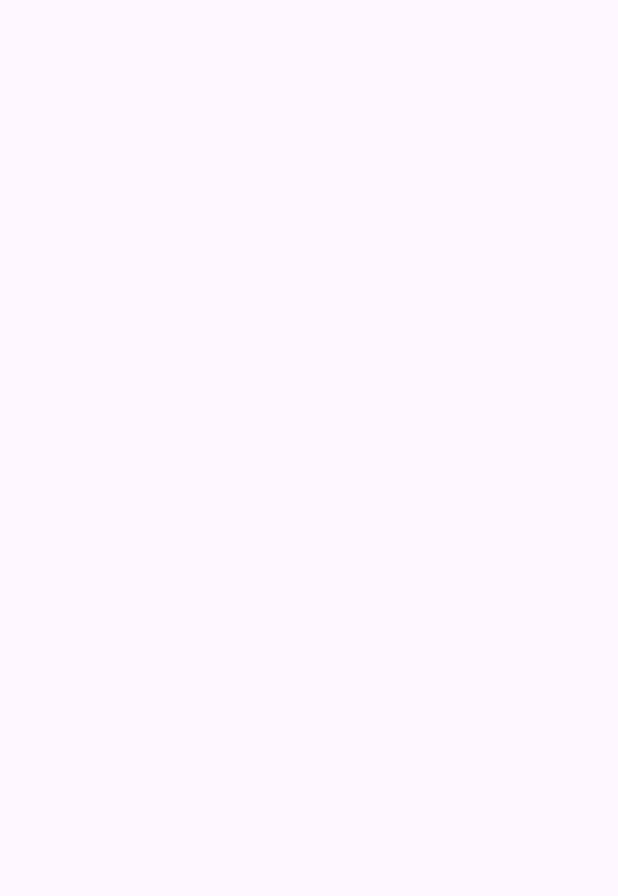
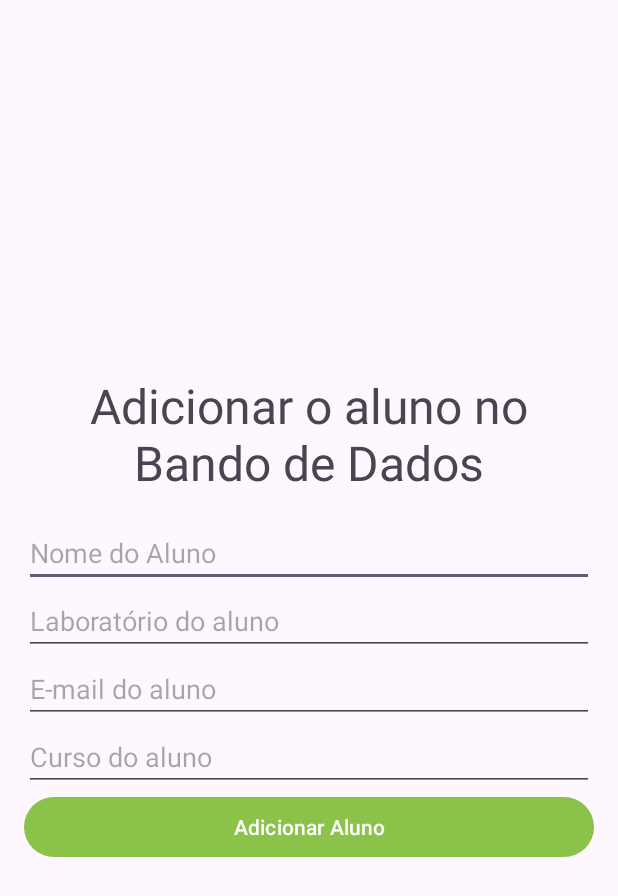
Before and after one commit to LourdesOshiroIgarashi/programacao-para-dispositivos-moveis, an Android app: the AdicionarAluno screen opened directly, with no data from a screen before it, on a phone screen of 412 x 824 dp. Before the commit the part shown is empty. Shown: the top 896 px of the screen. Run offline under Robolectric (Android 15) with nearby library versions, the phone set to English and light mode, and no system bars.

Commit message:
feat(aluno): adicionando recursos de navegação para as atividades de adicionar aluno e visualizar aluno

```diff
--- a/app/src/main/res/layout/activity_adicionar_aluno.xml
+++ b/app/src/main/res/layout/activity_adicionar_aluno.xml
@@ -1,9 +1,40 @@
 <?xml version="1.0" encoding="utf-8"?>
-<androidx.constraintlayout.widget.ConstraintLayout xmlns:android="http://schemas.android.com/apk/res/android"
+<LinearLayout xmlns:android="http://schemas.android.com/apk/res/android"
     xmlns:app="http://schemas.android.com/apk/res-auto"
     xmlns:tools="http://schemas.android.com/tools"
     android:layout_width="match_parent"
     android:layout_height="match_parent"
-    tools:context=".view.AdicionarAluno">
+    tools:context=".view.AdicionarAluno"
+    android:orientation="vertical"
+    android:gravity="center"
+    android:padding="16dp">
+    <TextView
+        android:gravity="center"
+        android:layout_width="wrap_content"
+        android:layout_height="wrap_content"
+        android:text="Adicionar o aluno no Bando de Dados"
+        android:textSize="32sp"/>
+    <EditText
+        android:layout_marginTop="16dp"
+        android:layout_width="match_parent"
+        android:layout_height="wrap_content"
+        android:hint="Nome do Aluno"/>
+    <EditText
+        android:layout_width="match_parent"
+        android:layout_height="wrap_content"
+        android:hint="Laboratório do aluno"/>
+    <EditText
+        android:layout_width="match_parent"
+        android:layout_height="wrap_content"
+        android:hint="E-mail do aluno"/>
+    <EditText
+        android:layout_width="match_parent"
+        android:layout_height="wrap_content"
+        android:hint="Curso do aluno"/>
+    <Button
+        android:layout_width="match_parent"
+        android:layout_height="wrap_content"
+        android:text="Adicionar Aluno"/>
 
-</androidx.constraintlayout.widget.ConstraintLayout>
+
+</LinearLayout>
```
Also changed, not shown: app/src/main/java/com/example/labin/view/Aluno.java (+21 -0 lines), app/src/main/res/layout/activity_aluno.xml (+12 -10 lines).
